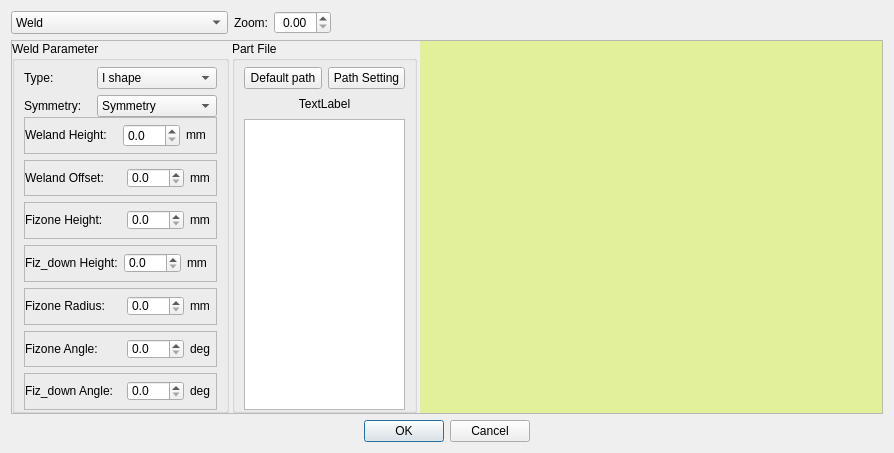
The window that phascan_view/ui/dialog/DialogDxfFileLoad.ui (qinxingying/hello-word) describes before a commit, drawn with Qt 5.
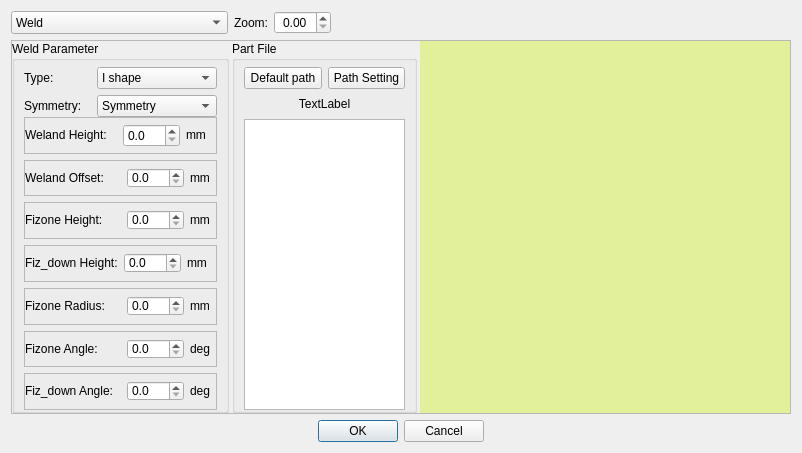
The same window after the commit. Custom widgets are drawn as their Qt base class.

Diff of the .ui file:
```diff
--- a/phascan_view/ui/dialog/DialogDxfFileLoad.ui
+++ b/phascan_view/ui/dialog/DialogDxfFileLoad.ui
@@ -9,7 +9,7 @@
    <rect>
     <x>0</x>
     <y>0</y>
-    <width>894</width>
+    <width>802</width>
     <height>453</height>
    </rect>
   </property>
```
